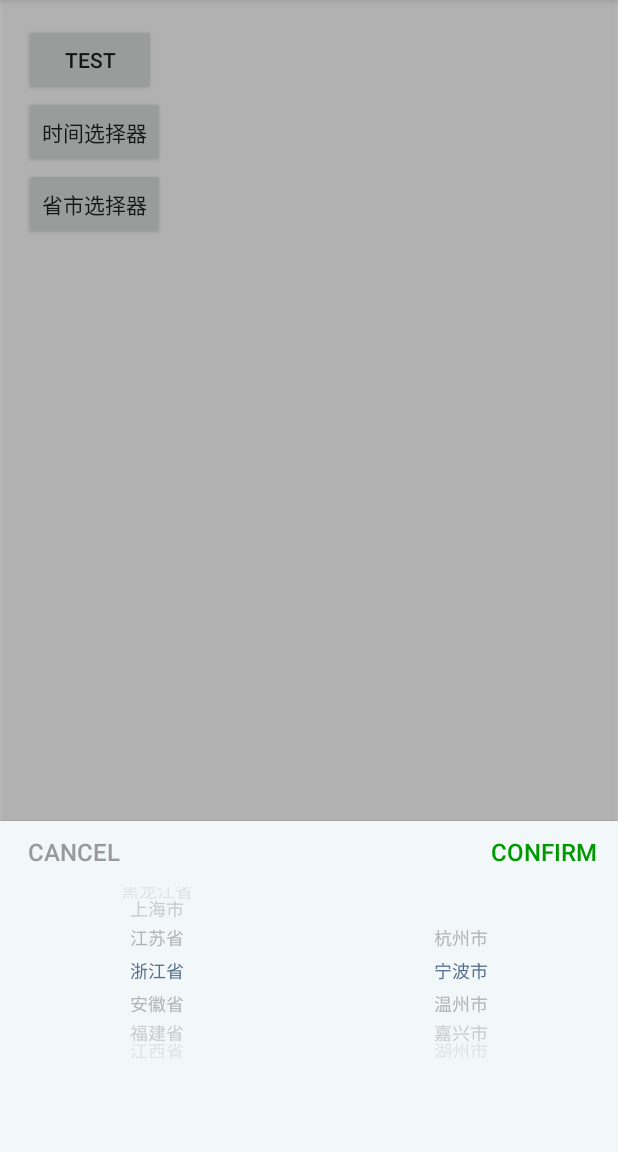
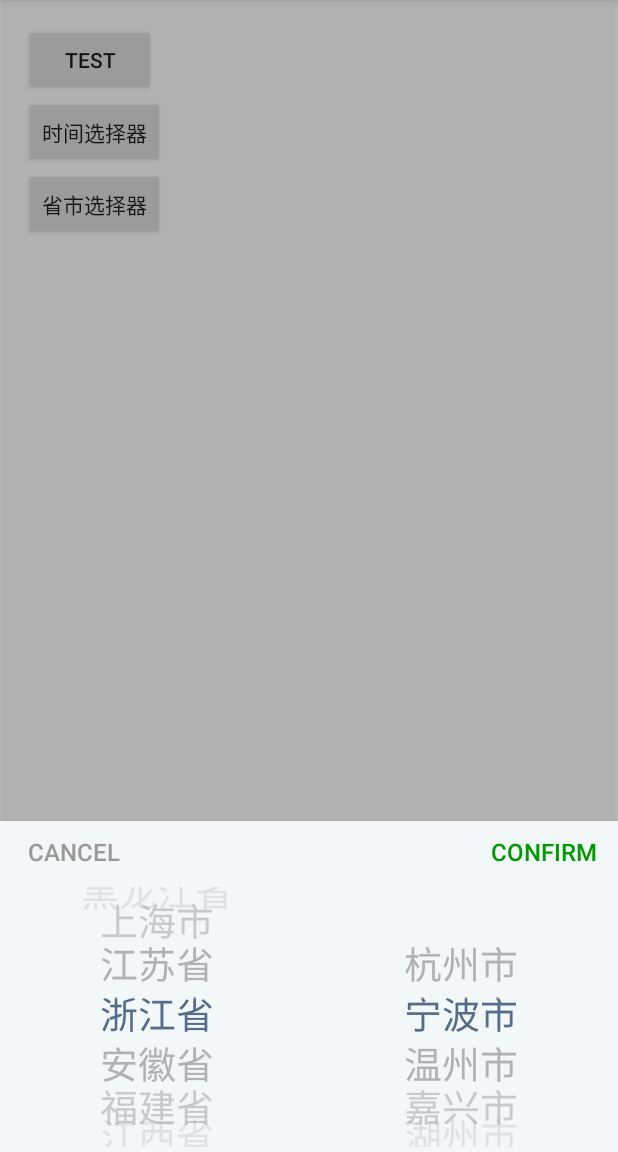
Before and after one commit to cheng7692019/MyPicker, an Android app: the screen it shows after launch (MainActivity), after a tap on "省市选择器", on a phone screen of 412 x 824 dp, the part 84-1236 px from its top. Run offline under Robolectric (Android 15) with nearby library versions, the light colour scheme and no system bars.

Commit message:
提交视频和截图效果

```diff
--- a/WheelPicker/src/main/java/com/aigestudio/wheelpicker/widgets/ProvincePick.java
+++ b/WheelPicker/src/main/java/com/aigestudio/wheelpicker/widgets/ProvincePick.java
@@ -78,7 +78,7 @@ public class ProvincePick extends PopupWindow implements WheelPicker.OnItemSelec
         private int colorCancel = Color.parseColor("#999999");
         private int colorConfirm = Color.parseColor("#303F9F");
         private int btnTextSize = 16;//text btnTextsize of cancel and confirm button
-        private int viewTextSize = 18;
+        private int viewTextSize = 25;
 
         public Builder setProvinceList(ArrayList<String> provinceList) {
             this.provinceList = provinceList;
@@ -193,8 +193,8 @@ public class ProvincePick extends PopupWindow implements WheelPicker.OnItemSelec
         cancelBtn.setTextSize(btnTextsize);
         confirmBtn.setTextColor(colorConfirm);
         confirmBtn.setTextSize(btnTextsize);
-        main_wheel_province.setItemTextSize(viewTextSize);
-        main_wheel_city.setItemTextSize(viewTextSize);
+        //main_wheel_province.setItemTextSize(viewTextSize);
+        //main_wheel_city.setItemTextSize(viewTextSize);
         cancelBtn.setOnClickListener(this);
         confirmBtn.setOnClickListener(this);
         contentView.setOnClickListener(this);
--- a/WheelPicker/src/main/res/layout/layout_province_picker.xml
+++ b/WheelPicker/src/main/res/layout/layout_province_picker.xml
@@ -55,7 +55,7 @@
                 aigestudio:wheel_curved="true"
                 android:layout_weight="1"
                 aigestudio:wheel_item_text_color="@color/btn_cancel_color"
-                aigestudio:wheel_item_text_size="20sp"
+                aigestudio:wheel_item_text_size="25sp"
                 aigestudio:wheel_selected_item_text_color="#536D8A" />
 
             <com.aigestudio.wheelpicker.WheelPicker
@@ -66,7 +66,7 @@
                 aigestudio:wheel_atmospheric="true"
                 aigestudio:wheel_curved="true"
                 aigestudio:wheel_item_text_color="@color/btn_cancel_color"
-                aigestudio:wheel_item_text_size="20sp"
+                aigestudio:wheel_item_text_size="25sp"
                 aigestudio:wheel_selected_item_text_color="#536D8A" />
 
         </LinearLayout>
--- a/app/src/main/java/com/chen/timeprovice/MainActivity.java
+++ b/app/src/main/java/com/chen/timeprovice/MainActivity.java
@@ -88,7 +88,7 @@ public class MainActivity extends AppCompatActivity {
         city_btn.setOnClickListener(new View.OnClickListener() {
             @Override
             public void onClick(View view) {
-                ProvincePick pickerPopWin = new ProvincePick.Builder(MainActivity.this,new ProvincePick.OnProCityPickedListener(){
+                ProvincePick provincePopWin = new ProvincePick.Builder(MainActivity.this,new ProvincePick.OnProCityPickedListener(){
                     @Override
                     public void onProCityPickCompleted(String province, String city, String dateDesc) {
                         Toast.makeText(MainActivity.this, dateDesc, Toast.LENGTH_SHORT).show();
@@ -96,14 +96,14 @@ public class MainActivity extends AppCompatActivity {
                 }).textConfirm("CONFIRM") //text of confirm button
                         .textCancel("CANCEL") //text of cancel button
                         .btnTextSize(16) // button text size
-                        .viewTextSize(18) // pick view text size
+                        .viewTextSize(25) // pick view text size
                         .colorCancel(Color.parseColor("#999999")) //color of cancel button
                         .colorConfirm(Color.parseColor("#009900"))//color of confirm button
                         .setProvinceList(provinceStrList) //min year in loop
                         .setCityList(cityStrList) // max year in loop
                         .dateChose("浙江省-宁波市") // date chose when init popwindow
                         .build();
-                pickerPopWin.showPopWin(MainActivity.this);
+                provincePopWin.showPopWin(MainActivity.this);
             }
         });
 
```
Also changed, not shown: 4 other files.
